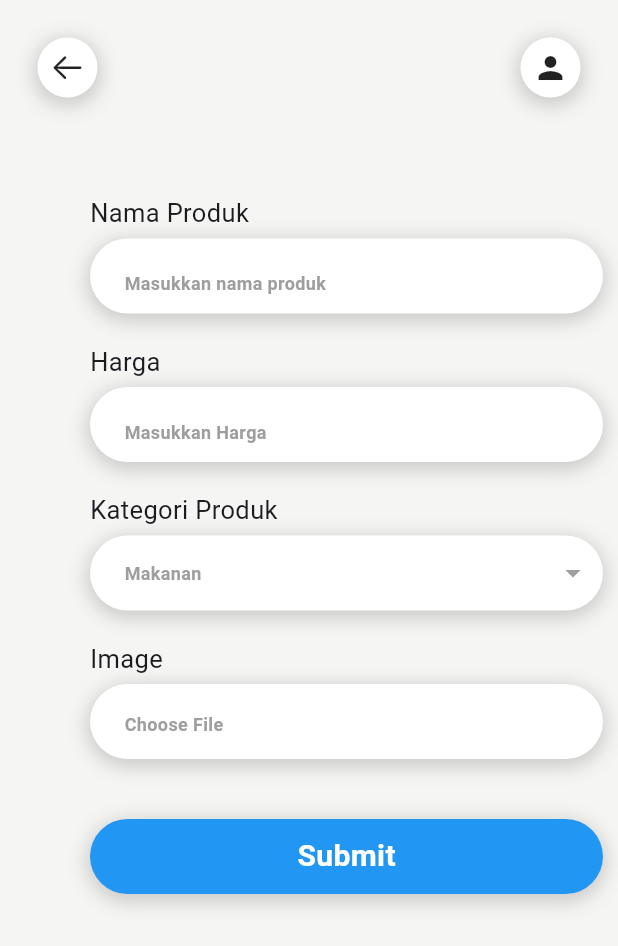
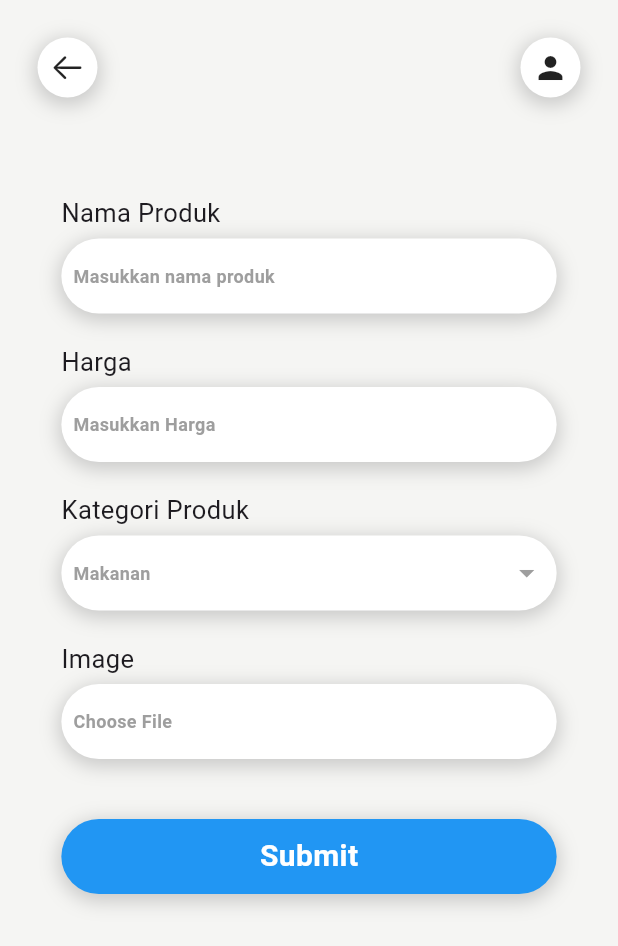
Before and after one commit to Ran2410/Flutter-Slicing, a Flutter app: the Adddatapage screen opened by its route, on a phone screen of 412 x 824 dp. Shown: the top 946 px of the screen. Run offline on Flutter 3.47's test engine with Material 3 defaults, Android fonts, the phone set to English and light mode, and no system bars; our stand-ins replace google_fonts.

Commit message:
Fix Pages 4

```diff
--- a/lib/Pages/AddDataPage.dart
+++ b/lib/Pages/AddDataPage.dart
@@ -1,4 +1,5 @@
 import 'package:flutter/material.dart';
+import 'package:food_app/Pages/PostAdd.dart';
 import 'package:food_app/Widgets/DataBarWidget.dart';
 
 class Adddatapage extends StatelessWidget {
@@ -9,127 +10,25 @@ class Adddatapage extends StatelessWidget {
     double screenWidth = MediaQuery.of(context).size.width;
 
     return Scaffold(
-      body: ListView(
-        children: [
-          SingleChildScrollView(
-            child: Padding(
+      body: Padding(
         padding: const EdgeInsets.symmetric(horizontal: 10),
-              child: Column(
-                crossAxisAlignment: CrossAxisAlignment.start,
+        child: ListView(
           children: [
             const SizedBox(height: 10),
             const Databarwidget(),
             const SizedBox(height: 50),
 
             // Nama Produk
-                  const Padding(
-                    padding: EdgeInsets.only(left: 50),
-                    child: Text(
+            Padding(
+              padding: EdgeInsets.symmetric(horizontal: screenWidth * 0.075),
+              child: const Text(
                 "Nama Produk",
                 style: TextStyle(fontSize: 17),
               ),
             ),
             const SizedBox(height: 5),
             Padding(
-                    padding: const EdgeInsets.only(left: 50),
-                    child: InkWell(
-                      onTap: () {},
-                      child: Container(
-                        padding: const EdgeInsets.all(8),
-                        width: screenWidth * 0.85,
-                        height: 50,
-                        decoration: BoxDecoration(
-                          color: Colors.white,
-                          borderRadius: BorderRadius.circular(30),
-                          boxShadow: [
-                            BoxShadow(
-                              color: Colors.grey.withOpacity(0.5),
-                              spreadRadius: 2,
-                              blurRadius: 10,
-                              offset: const Offset(0, 3),
-                            ),
-                          ],
-                        ),
-                        child: const Row(
-                          children: [
-                            Padding(
-                              padding: EdgeInsets.only(left: 15, top: 10),
-                              child: Text(
-                                "Masukkan nama produk",
-                                style: TextStyle(
-                                  fontSize: 12,
-                                  color: Colors.grey,
-                                  fontWeight: FontWeight.bold,
-                                ),
-                              ),
-                            ),
-                          ],
-                        ),
-                      ),
-                    ),
-                  ),
-                  const SizedBox(height: 20),
-
-                  // Harga
-                  const Padding(
-                    padding: EdgeInsets.only(left: 50),
-                    child: Text(
-                      "Harga",
-                      style: TextStyle(fontSize: 17),
-                    ),
-                  ),
-                  const SizedBox(height: 5),
-                  Padding(
-                    padding: const EdgeInsets.only(left: 50),
-                    child: InkWell(
-                      onTap: () {},
-                      child: Container(
-                        padding: const EdgeInsets.all(8),
-                        width: screenWidth * 0.85,
-                        height: 50,
-                        decoration: BoxDecoration(
-                          color: Colors.white,
-                          borderRadius: BorderRadius.circular(30),
-                          boxShadow: [
-                            BoxShadow(
-                              color: Colors.grey.withOpacity(0.5),
-                              spreadRadius: 2,
-                              blurRadius: 10,
-                              offset: const Offset(0, 3),
-                            ),
-                          ],
-                        ),
-                        child: const Row(
-                          children: [
-                            Padding(
-                              padding: EdgeInsets.only(left: 15, top: 10),
-                              child: Text(
-                                "Masukkan Harga",
-                                style: TextStyle(
-                                  fontSize: 12,
-                                  color: Colors.grey,
-                                  fontWeight: FontWeight.bold,
-                                ),
-                              ),
-                            ),
-                          ],
-                        ),
-                      ),
-                    ),
-                  ),
-                  const SizedBox(height: 20),
-
-                  // Kategori Produk
-                  const Padding(
-                    padding: EdgeInsets.only(left: 50),
-                    child: Text(
-                      "Kategori Produk",
-                      style: TextStyle(fontSize: 17),
-                    ),
-                  ),
-                  const SizedBox(height: 5),
-                  Padding(
-                    padding: const EdgeInsets.only(left: 50),
+              padding: EdgeInsets.symmetric(horizontal: screenWidth * 0.075),
               child: InkWell(
                 onTap: () {},
                 child: Container(
@@ -151,20 +50,13 @@ class Adddatapage extends StatelessWidget {
                   child: const Row(
                     mainAxisAlignment: MainAxisAlignment.spaceBetween,
                     children: [
-                            Padding(
-                              padding: EdgeInsets.only(left: 15),
-                              child: Text(
-                                "Makanan",
+                      Text(
+                        "Masukkan nama produk",
                         style: TextStyle(
                           fontSize: 12,
                           color: Colors.grey,
                           fontWeight: FontWeight.bold,
                         ),
-                              ),
-                            ),
-                            Icon(
-                              Icons.arrow_drop_down,
-                              color: Colors.grey,
                       ),
                     ],
                   ),
@@ -173,17 +65,17 @@ class Adddatapage extends StatelessWidget {
             ),
             const SizedBox(height: 20),
 
-                  // Image
-                  const Padding(
-                    padding: EdgeInsets.only(left: 50),
-                    child: Text(
-                      "Image",
+            // Harga
+            Padding(
+              padding: EdgeInsets.symmetric(horizontal: screenWidth * 0.075),
+              child: const Text(
+                "Harga",
                 style: TextStyle(fontSize: 17),
               ),
             ),
             const SizedBox(height: 5),
             Padding(
-                    padding: const EdgeInsets.only(left: 50),
+              padding: EdgeInsets.symmetric(horizontal: screenWidth * 0.075),
               child: InkWell(
                 onTap: () {},
                 child: Container(
@@ -202,9 +94,108 @@ class Adddatapage extends StatelessWidget {
                       ),
                     ],
                   ),
-                        child: const Padding(
-                          padding: EdgeInsets.only(left: 15, top: 10),
-                          child: Text(
+                  child: const Row(
+                    mainAxisAlignment: MainAxisAlignment.spaceBetween,
+                    children: [
+                      Text(
+                        "Masukkan Harga",
+                        style: TextStyle(
+                          fontSize: 12,
+                          color: Colors.grey,
+                          fontWeight: FontWeight.bold,
+                        ),
+                      ),
+                    ],
+                  ),
+                ),
+              ),
+            ),
+            const SizedBox(height: 20),
+
+            // Kategori Produk
+            Padding(
+              padding: EdgeInsets.symmetric(horizontal: screenWidth * 0.075),
+              child: const Text(
+                "Kategori Produk",
+                style: TextStyle(fontSize: 17),
+              ),
+            ),
+            const SizedBox(height: 5),
+            Padding(
+              padding: EdgeInsets.symmetric(horizontal: screenWidth * 0.075),
+              child: InkWell(
+                onTap: () {},
+                child: Container(
+                  padding: const EdgeInsets.all(8),
+                  width: screenWidth * 0.85,
+                  height: 50,
+                  decoration: BoxDecoration(
+                    color: Colors.white,
+                    borderRadius: BorderRadius.circular(30),
+                    boxShadow: [
+                      BoxShadow(
+                        color: Colors.grey.withOpacity(0.5),
+                        spreadRadius: 2,
+                        blurRadius: 10,
+                        offset: const Offset(0, 3),
+                      ),
+                    ],
+                  ),
+                  child: const Row(
+                    mainAxisAlignment: MainAxisAlignment.spaceBetween,
+                    children: [
+                      Text(
+                        "Makanan",
+                        style: TextStyle(
+                          fontSize: 12,
+                          color: Colors.grey,
+                          fontWeight: FontWeight.bold,
+                        ),
+                      ),
+                      Icon(
+                        Icons.arrow_drop_down,
+                        color: Colors.grey,
+                      ),
+                    ],
+                  ),
+                ),
+              ),
+            ),
+            const SizedBox(height: 20),
+
+            // Image
+            Padding(
+              padding: EdgeInsets.symmetric(horizontal: screenWidth * 0.075),
+              child: const Text(
+                "Image",
+                style: TextStyle(fontSize: 17),
+              ),
+            ),
+            const SizedBox(height: 5),
+            Padding(
+              padding: EdgeInsets.symmetric(horizontal: screenWidth * 0.075),
+              child: InkWell(
+                onTap: () {},
+                child: Container(
+                  padding: const EdgeInsets.all(8),
+                  width: screenWidth * 0.85,
+                  height: 50,
+                  decoration: BoxDecoration(
+                    color: Colors.white,
+                    borderRadius: BorderRadius.circular(30),
+                    boxShadow: [
+                      BoxShadow(
+                        color: Colors.grey.withOpacity(0.5),
+                        spreadRadius: 2,
+                        blurRadius: 10,
+                        offset: const Offset(0, 3),
+                      ),
+                    ],
+                  ),
+                  child: const Row(
+                    mainAxisAlignment: MainAxisAlignment.spaceBetween,
+                    children: [
+                      Text(
                         "Choose File",
                         style: TextStyle(
                           fontSize: 12,
@@ -212,17 +203,23 @@ class Adddatapage extends StatelessWidget {
                           fontWeight: FontWeight.bold,
                         ),
                       ),
+                    ],
                   ),
                 ),
               ),
             ),
+            const SizedBox(height: 40),
 
             // Submit
-                  const SizedBox(height: 40),
             Padding(
-                    padding: const EdgeInsets.only(left: 50),
+              padding: EdgeInsets.symmetric(horizontal: screenWidth * 0.075),
               child: InkWell(
-                      onTap: () {},
+                onTap: () {
+                  Navigator.push(
+                    context,
+                    MaterialPageRoute(builder: (context) => const Postadd()),
+                  );
+                },
                 child: Container(
                   padding: const EdgeInsets.all(8),
                   width: screenWidth * 0.85,
@@ -255,9 +252,6 @@ class Adddatapage extends StatelessWidget {
           ],
         ),
       ),
-          ),
-        ],
-      ),
     );
   }
 }
```
Lines whose indentation alone changed are shown as unchanged.
